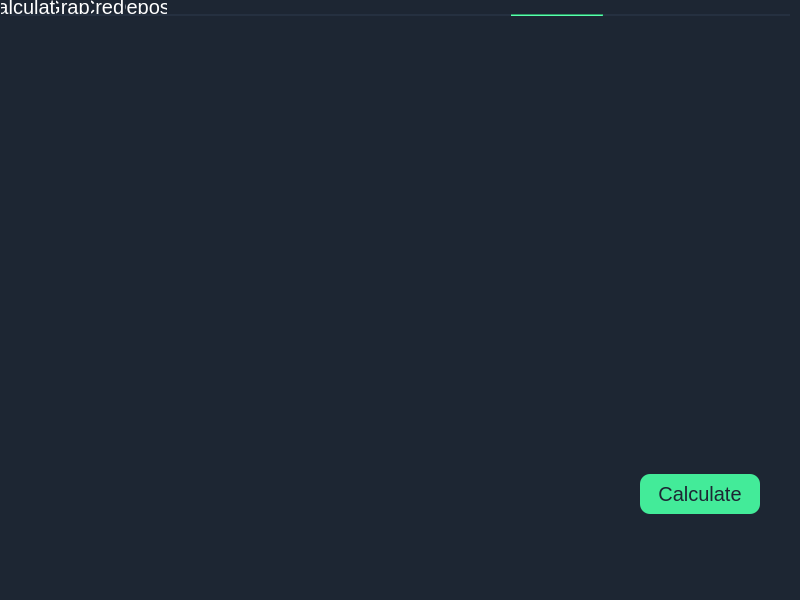
Before: the Qt Designer form view/view.ui in IgorBio/Smart_Calculator, drawn with Qt 5.
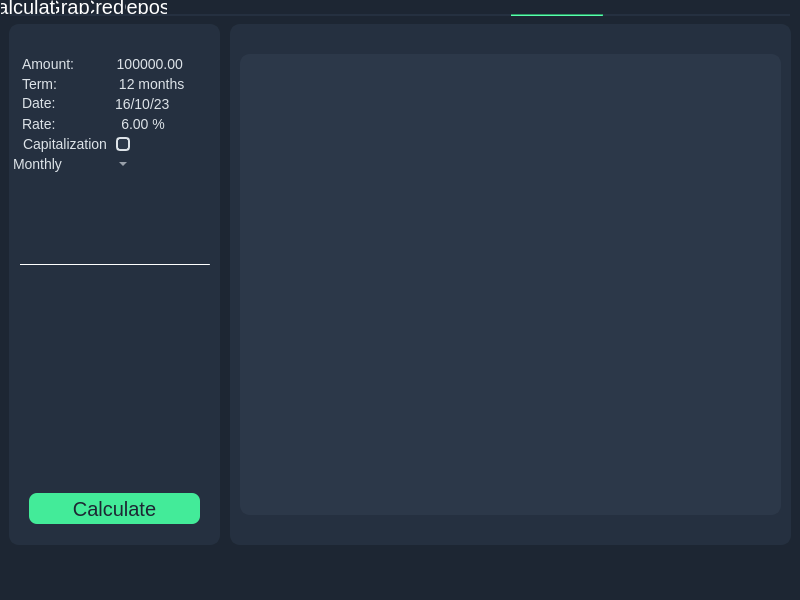
After: the same form once the commit is applied. The open tabs and pages were chosen to show the change.

Commit message: needs to handle replenish/withdrawal mechanic

Patch:
```diff
--- a/view/view.ui
+++ b/view/view.ui
@@ -2222,13 +2222,152 @@
       <enum>Qt::Horizontal</enum>
      </property>
     </widget>
+    <widget class="QLabel" name="lbl_total_interest_2">
+     <property name="geometry">
+      <rect>
+       <x>30</x>
+       <y>380</y>
+       <width>181</width>
+       <height>21</height>
+      </rect>
+     </property>
+     <property name="styleSheet">
+      <string notr="true">font: 12px;
+color: #48d0e0;
+background-color: #00000000;
+border: none;</string>
+     </property>
+     <property name="text">
+      <string/>
+     </property>
+    </widget>
+    <widget class="QSpinBox" name="term_deposit">
+     <property name="geometry">
+      <rect>
+       <x>20</x>
+       <y>60</y>
+       <width>191</width>
+       <height>20</height>
+      </rect>
+     </property>
+     <property name="styleSheet">
+      <string notr="true">font: 14px;
+color: #dde3e8;
+background-color: #00000000;
+selection-background-color: #a24fea;
+border: none;</string>
+     </property>
+     <property name="frame">
+      <bool>true</bool>
+     </property>
+     <property name="alignment">
+      <set>Qt::AlignLeading|Qt::AlignLeft|Qt::AlignVCenter</set>
+     </property>
+     <property name="buttonSymbols">
+      <enum>QAbstractSpinBox::NoButtons</enum>
+     </property>
+     <property name="suffix">
+      <string> months</string>
+     </property>
+     <property name="prefix">
+      <string>Term:                </string>
+     </property>
+     <property name="minimum">
+      <number>1</number>
+     </property>
+     <property name="maximum">
+      <number>600</number>
+     </property>
+     <property name="value">
+      <number>12</number>
+     </property>
+    </widget>
+    <widget class="QLabel" name="lbl_total_payment_2">
+     <property name="geometry">
+      <rect>
+       <x>30</x>
+       <y>410</y>
+       <width>181</width>
+       <height>21</height>
+      </rect>
+     </property>
+     <property name="styleSheet">
+      <string notr="true">font: 12px;
+color: #48d0e0;
+background-color: #00000000;
+border: none;</string>
+     </property>
+     <property name="text">
+      <string/>
+     </property>
+    </widget>
+    <widget class="QDoubleSpinBox" name="amount_deposit">
+     <property name="geometry">
+      <rect>
+       <x>20</x>
+       <y>40</y>
+       <width>191</width>
+       <height>20</height>
+      </rect>
+     </property>
+     <property name="styleSheet">
+      <string notr="true">font: 14px;
+color: #dde3e8;
+background-color: #00000000;
+selection-background-color: #a24fea;
+border: none;</string>
+     </property>
+     <property name="frame">
+      <bool>true</bool>
+     </property>
+     <property name="alignment">
+      <set>Qt::AlignLeading|Qt::AlignLeft|Qt::AlignVCenter</set>
+     </property>
+     <property name="buttonSymbols">
+      <enum>QAbstractSpinBox::NoButtons</enum>
+     </property>
+     <property name="prefix">
+      <string>Amount:           </string>
+     </property>
+     <property name="decimals">
+      <number>2</number>
+     </property>
+     <property name="minimum">
+      <double>0.010000000000000</double>
+     </property>
+     <property name="maximum">
+      <double>999999999.000000000000000</double>
+     </property>
+     <property name="singleStep">
+      <double>100000.000000000000000</double>
+     </property>
+     <property name="value">
+      <double>1000000.000000000000000</double>
+     </property>
+    </widget>
+    <widget class="Line" name="line_wh_deposit">
+     <property name="geometry">
+      <rect>
+       <x>20</x>
+       <y>250</y>
+       <width>190</width>
+       <height>1</height>
+      </rect>
+     </property>
+     <property name="styleSheet">
+      <string notr="true">background-color: #dde3e8;</string>
+     </property>
+     <property name="orientation">
+      <enum>Qt::Horizontal</enum>
+     </property>
+    </widget>
     <widget class="QPushButton" name="btn_run_deposit">
      <property name="geometry">
       <rect>
-       <x>640</x>
-       <y>460</y>
-       <width>120</width>
-       <height>40</height>
+       <x>29</x>
+       <y>479</y>
+       <width>171</width>
+       <height>31</height>
       </rect>
      </property>
      <property name="styleSheet">
@@ -2236,7 +2375,7 @@
 background-color: #43eb99;
 color: #1d2633;
 font-size: 20px;
-border-radius: 10px;
+border-radius: 8px;
 }
 QPushButton::hover {
 background-color:  #a24fea;
@@ -2255,6 +2394,383 @@
       <string>Calculate</string>
      </property>
     </widget>
+    <widget class="QDoubleSpinBox" name="rate_deposit">
+     <property name="geometry">
+      <rect>
+       <x>20</x>
+       <y>100</y>
+       <width>191</width>
+       <height>20</height>
+      </rect>
+     </property>
+     <property name="styleSheet">
+      <string notr="true">font: 14px;
+color: #dde3e8;
+background-color: #00000000;
+selection-background-color: #a24fea;
+border: none;</string>
+     </property>
+     <property name="frame">
+      <bool>true</bool>
+     </property>
+     <property name="alignment">
+      <set>Qt::AlignLeading|Qt::AlignLeft|Qt::AlignVCenter</set>
+     </property>
+     <property name="buttonSymbols">
+      <enum>QAbstractSpinBox::NoButtons</enum>
+     </property>
+     <property name="prefix">
+      <string>Rate:                 </string>
+     </property>
+     <property name="suffix">
+      <string> %</string>
+     </property>
+     <property name="decimals">
+      <number>2</number>
+     </property>
+     <property name="minimum">
+      <double>0.010000000000000</double>
+     </property>
+     <property name="maximum">
+      <double>1000.000000000000000</double>
+     </property>
+     <property name="singleStep">
+      <double>0.100000000000000</double>
+     </property>
+     <property name="value">
+      <double>6.000000000000000</double>
+     </property>
+    </widget>
+    <widget class="QLabel" name="lbl_deposit_table">
+     <property name="geometry">
+      <rect>
+       <x>230</x>
+       <y>10</y>
+       <width>561</width>
+       <height>521</height>
+      </rect>
+     </property>
+     <property name="styleSheet">
+      <string notr="true">font: 26px;
+color: #43eb99;
+background-color: #253040;
+border-radius: 10px;
+border: 2px solid #253040;</string>
+     </property>
+     <property name="text">
+      <string/>
+     </property>
+     <property name="alignment">
+      <set>Qt::AlignBottom|Qt::AlignRight|Qt::AlignTrailing</set>
+     </property>
+     <property name="margin">
+      <number>16</number>
+     </property>
+     <property name="indent">
+      <number>0</number>
+     </property>
+    </widget>
+    <widget class="QLabel" name="lbl_deposit_parameters">
+     <property name="geometry">
+      <rect>
+       <x>9</x>
+       <y>10</y>
+       <width>211</width>
+       <height>521</height>
+      </rect>
+     </property>
+     <property name="styleSheet">
+      <string notr="true">font: 26px;
+color: #43eb99;
+background-color: #253040;
+border-radius: 10px;
+border: 2px solid #253040;</string>
+     </property>
+     <property name="text">
+      <string/>
+     </property>
+     <property name="alignment">
+      <set>Qt::AlignBottom|Qt::AlignRight|Qt::AlignTrailing</set>
+     </property>
+     <property name="margin">
+      <number>16</number>
+     </property>
+     <property name="indent">
+      <number>0</number>
+     </property>
+    </widget>
+    <widget class="QLabel" name="lbl_monthly_payment_2">
+     <property name="geometry">
+      <rect>
+       <x>30</x>
+       <y>345</y>
+       <width>181</width>
+       <height>31</height>
+      </rect>
+     </property>
+     <property name="styleSheet">
+      <string notr="true">font: 12px;
+color: #48d0e0;
+background-color: #00000000;
+border: none;</string>
+     </property>
+     <property name="text">
+      <string/>
+     </property>
+     <property name="wordWrap">
+      <bool>false</bool>
+     </property>
+    </widget>
+    <widget class="QTableWidget" name="table_deposit">
+     <property name="geometry">
+      <rect>
+       <x>240</x>
+       <y>40</y>
+       <width>541</width>
+       <height>461</height>
+      </rect>
+     </property>
+     <property name="styleSheet">
+      <string notr="true">QTableWidget {
+    background-color: #2c3849;
+    selection-background-color: #a24fea;
+    alternate-background-color: #2c3849;
+    gridline-color: #dde3e8;
+    color: #dde3e8;
+    border: 2px solid #2c3849;
+    border-radius: 10px;
+}
+
+QHeaderView {
+    background-color: #2c3849;
+}
+
+QHeaderView::section {
+    background-color: #2c3849;
+    font-size: 14pt;
+    border-style: none;
+    border-bottom: 1px solid #dde3e8;
+    border-right: 1px solid #dde3e8;
+}
+
+QTableWidget QTableCornerButton::section {
+    background-color: #2c3849;
+    border-style: none;
+    border-bottom: 1px solid #dde3e8;
+    border-right: 1px solid #dde3e8;
+}
+
+QHeaderView::section:vertical {
+    background-color: #2c3849;
+    color: #dde3e8;
+}
+
+QHeaderView::section:horizontal {
+    background-color: #2c3849;
+    color: #dde3e8;
+}
+
+QScrollBar:vertical {
+    background-color: #2c3849;
+    width: 4px;
+}
+
+QScrollBar:horizontal {
+    background-color: #2c3849;
+    height: 1px; 
+}
+
+QScrollBar::up-arrow, QScrollBar::down-arrow, QScrollBar::left-arrow, QScrollBar::right-arrow {
+    background: #2c3849;
+}
+
+QScrollBar::handle {
+    background-color: #dde3e8;
+}
+
+QScrollBar::handle:pressed {
+    background-color: #2c3849;
+}</string>
+     </property>
+     <property name="gridStyle">
+      <enum>Qt::DotLine</enum>
+     </property>
+    </widget>
+    <widget class="QComboBox" name="cb_cap">
+     <property name="geometry">
+      <rect>
+       <x>8</x>
+       <y>140</y>
+       <width>123</width>
+       <height>20</height>
+      </rect>
+     </property>
+     <property name="styleSheet">
+      <string notr="true">font: 14px;
+background-color: #00000000;
+color: #dde3e8;
+border: none;
+selection-background-color: #a24fea;</string>
+     </property>
+     <property name="currentText">
+      <string>Monthly</string>
+     </property>
+     <property name="currentIndex">
+      <number>2</number>
+     </property>
+     <property name="frame">
+      <bool>true</bool>
+     </property>
+     <item>
+      <property name="text">
+       <string>Daily</string>
+      </property>
+     </item>
+     <item>
+      <property name="text">
+       <string>Weekly</string>
+      </property>
+     </item>
+     <item>
+      <property name="text">
+       <string>Monthly</string>
+      </property>
+     </item>
+     <item>
+      <property name="text">
+       <string>Quarterly</string>
+      </property>
+     </item>
+     <item>
+      <property name="text">
+       <string>Semiannually</string>
+      </property>
+     </item>
+     <item>
+      <property name="text">
+       <string>Annually</string>
+      </property>
+     </item>
+     <item>
+      <property name="text">
+       <string>End term</string>
+      </property>
+     </item>
+    </widget>
+    <widget class="QDateEdit" name="dateEdit">
+     <property name="geometry">
+      <rect>
+       <x>113</x>
+       <y>80</y>
+       <width>101</width>
+       <height>20</height>
+      </rect>
+     </property>
+     <property name="styleSheet">
+      <string notr="true">font: 14px;
+color: #dde3e8;
+background-color: #00000000;
+selection-background-color: #a24fea;
+border: none;</string>
+     </property>
+     <property name="specialValueText">
+      <string/>
+     </property>
+     <property name="displayFormat">
+      <string>d/M/yy</string>
+     </property>
+     <property name="date">
+      <date>
+       <year>2023</year>
+       <month>10</month>
+       <day>16</day>
+      </date>
+     </property>
+    </widget>
+    <widget class="QCheckBox" name="check_cap">
+     <property name="geometry">
+      <rect>
+       <x>19</x>
+       <y>120</y>
+       <width>111</width>
+       <height>20</height>
+      </rect>
+     </property>
+     <property name="layoutDirection">
+      <enum>Qt::RightToLeft</enum>
+     </property>
+     <property name="styleSheet">
+      <string notr="true">QCheckBox {
+    spacing: 9px;
+    font-size: 14px;
+    color: #dde3e8;
+	background-color: #00000000;
+	selection-background-color: #a24fea;
+	border: none;
+}
+
+QCheckBox::indicator {
+    width: 10px;
+    height: 10px;
+}
+
+QCheckBox::indicator::unchecked {
+    background-color: #2c3849;
+    border: 2px solid #dde3e8; 
+    border-radius: 4px; 
+}
+
+QCheckBox::indicator:checked {
+    background-color: #a24fea;
+    border: 2px solid #dde3e8;
+    border-radius: 4px;
+}
+</string>
+     </property>
+     <property name="text">
+      <string>Capitalization</string>
+     </property>
+     <property name="checked">
+      <bool>false</bool>
+     </property>
+    </widget>
+    <widget class="QLabel" name="label">
+     <property name="geometry">
+      <rect>
+       <x>22</x>
+       <y>81</y>
+       <width>58</width>
+       <height>16</height>
+      </rect>
+     </property>
+     <property name="styleSheet">
+      <string notr="true">font: 14px;
+color: #dde3e8;
+background-color: #00000000;
+selection-background-color: #a24fea;
+border: none;</string>
+     </property>
+     <property name="text">
+      <string>Date:</string>
+     </property>
+    </widget>
+    <zorder>line_deposit</zorder>
+    <zorder>line_gr_deposit</zorder>
+    <zorder>lbl_deposit_table</zorder>
+    <zorder>lbl_deposit_parameters</zorder>
+    <zorder>table_deposit</zorder>
+    <zorder>cb_cap</zorder>
+    <zorder>btn_run_deposit</zorder>
+    <zorder>amount_deposit</zorder>
+    <zorder>lbl_monthly_payment_2</zorder>
+    <zorder>lbl_total_interest_2</zorder>
+    <zorder>lbl_total_payment_2</zorder>
+    <zorder>line_wh_deposit</zorder>
+    <zorder>rate_deposit</zorder>
+    <zorder>term_deposit</zorder>
+    <zorder>dateEdit</zorder>
+    <zorder>check_cap</zorder>
+    <zorder>label</zorder>
    </widget>
   </widget>
  </widget>
```
Left out of the diff: 30 changed lines with no effect on the pictures. The commit also changes 2 other files.
